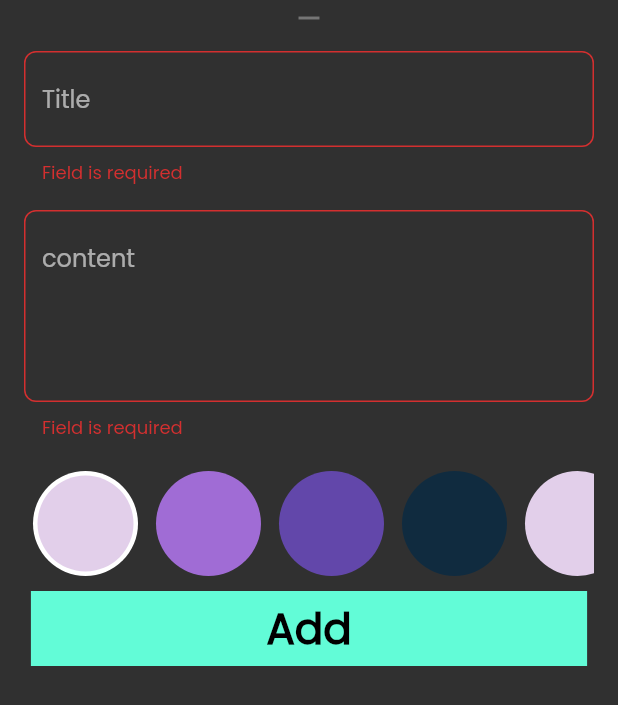
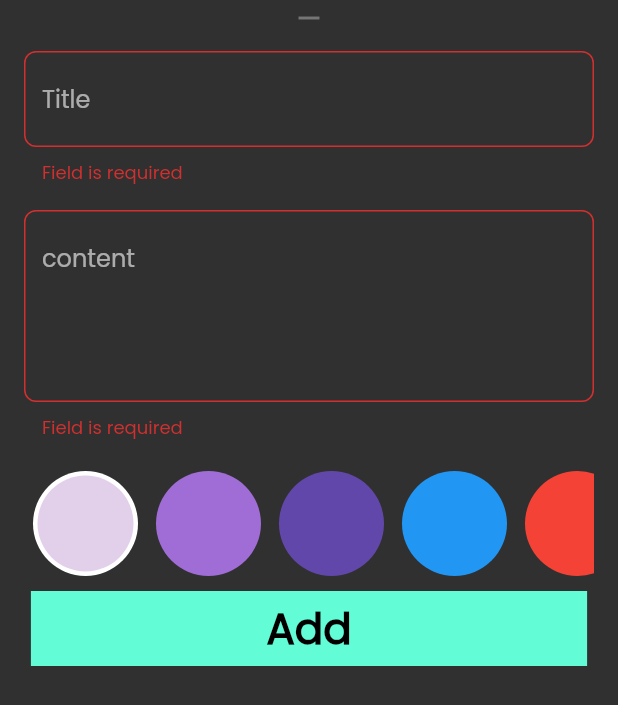
Before and after one commit to ZiadElsaadany/notes_app, a Flutter app: the AddNoteForm widget shown alone on an empty page, opened directly, after a tap on "Add", on a phone screen of 412 x 824 dp. Shown: the top 705 px of the screen. Run offline on Flutter 3.47's test engine with Material 2 defaults, Android fonts, the phone set to English and light mode, and no system bars; our stand-ins replace font_awesome_flutter, hive, hive_flutter; accounts and stored records are empty; generated files the repository leaves out were written again.

Commit message:
colors logic done

```diff
--- a/lib/controller/add_note_provider.dart
+++ b/lib/controller/add_note_provider.dart
@@ -4,8 +4,9 @@ import 'package:notes_app/models/note_model.dart';
 
 class AddNoteProvider extends ChangeNotifier{
   bool addLoading = false;
-  List<NoteModel>  notesList = []  ;
+Color ?  color;
 addNote(NoteModel note ) async {
+  note.color  = color?.value ??    const Color(0xffE2CFEA).value;
 try {
   addLoading = true;
   notifyListeners();
--- a/lib/models/note_model.dart
+++ b/lib/models/note_model.dart
@@ -10,7 +10,7 @@ class NoteModel extends HiveObject {
   @HiveField(2)
   String description;
   @HiveField(3)
-  final int color;
+   int color;
   NoteModel({required this.title, required this.date, required this.description, required this.color});
 
 
--- a/lib/view/notes_view.dart
+++ b/lib/view/notes_view.dart
@@ -34,7 +34,7 @@ class _NotesViewState extends State<NotesView> {
               context: context,
               builder:
             (context) {
-              return const CustomBottomSheetWidget();
+              return  const CustomBottomSheetWidget();
             },
               shape: RoundedRectangleBorder(
                   borderRadius: BorderRadius.circular(20)
@@ -45,6 +45,7 @@ class _NotesViewState extends State<NotesView> {
         child: const Icon(Icons.add),
 
       ),
+      floatingActionButtonLocation: FloatingActionButtonLocation.centerFloat,
     );
   }
 }
--- a/lib/view/widgets/add_note_form.dart
+++ b/lib/view/widgets/add_note_form.dart
@@ -82,11 +82,14 @@ class _AddNoteFormState extends State<AddNoteForm> {
                                 title: title!,
                                 date: DateFormat.yMd().format(DateTime.now()),
                                 description:description!,
-                                color: Colors.blue.value
+                                color: Provider.of<AddNoteProvider>(context,listen: false).color?.value??
+
+                                  const Color(0xffE2CFEA).value,
                             )
                         );
                         debugPrint('done');
                         Provider.of<ReadNotesProvider>(context,listen: false).fetchAllNotes();
+
                         Navigator.pop(context);
                       }else{
                         autoValidateMode=AutovalidateMode.always;
--- a/lib/view/widgets/colors_list_view.dart
+++ b/lib/view/widgets/colors_list_view.dart
@@ -1,5 +1,7 @@
 
 import 'package:flutter/material.dart';
+import 'package:notes_app/controller/add_note_provider.dart';
+import 'package:provider/provider.dart';
 
 class ColorItem extends StatelessWidget {
   const ColorItem({Key? key, required this.isActive, required this.color}) : super(key: key);
@@ -35,30 +37,38 @@ class ColorsListView extends StatefulWidget {
 class _ColorsListViewState extends State<ColorsListView> {
   // website --> color palette generator
   // to check colors
-  List<Color> colors =const [
-    Color(0xffE2CFEA),
-    Color(0xffA06CD5),
-    Color(0xff6247AA),
-    Color(0xff102B3F),
-    Color(0xffE2CFEA),
-    Color(0xffA06CD5),
-    Color(0xff6247AA),
+  List<Color> colors = [
+   const  Color(0xffe2cfea),
+    const Color(0xffA06CD5),
+    const Color(0xff6247AA),
+    Colors.blue,
+    Colors.red,
+    Colors.orange,
+    Colors.cyanAccent,
+    const Color(0xff102B3F),
+    const Color(0xffE2CFEA),
+    const Color(0xffA06CD5),
+    const Color(0xff6247AA)
+
   ] ;
+
   int currentIndex = 0;
   @override
   Widget build(BuildContext context) {
     return  ListView.builder(
+      physics:const  BouncingScrollPhysics(),
       scrollDirection: Axis.horizontal,
       itemBuilder: (ctx,index)=>  GestureDetector(
           onTap: ( ) {
           currentIndex =index ;
+          Provider.of<AddNoteProvider>(context,listen: false).color = colors[index];
           setState(() {});
           },
           child: ColorItem(isActive: currentIndex==index?true:false ,
 
           color: colors[index],
           )),
-      itemCount: colors.length ,
+      itemCount:colors.length ,
 
     );
   }
--- a/lib/view/widgets/notes_listview.dart
+++ b/lib/view/widgets/notes_listview.dart
@@ -13,9 +13,10 @@ class NotesListView extends StatelessWidget {
       padding: const EdgeInsets.symmetric(vertical: 16.0),
       child: Consumer<ReadNotesProvider>(
         builder: (context,provider,_) {
-          return provider.allNotes ==[] || provider.allNotes.isEmpty?  const Center(child: Text('No Notes',
+          return provider.allNotes ==[] || provider.allNotes.isEmpty?  const Center(child: Text('No Notes, Please add Note',
           style: TextStyle(
-            color: Colors.white
+            color: Colors.white,
+            fontSize: 24 ,
           ),
           )): ListView.builder(
             physics: const BouncingScrollPhysics(),
```
Also changed, not shown: lib/view/widgets/edit_view_body.dart (+56 -0 lines).
